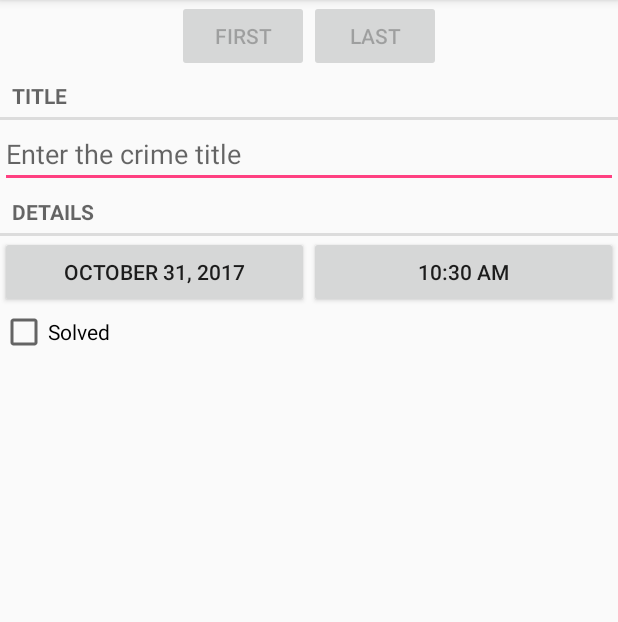
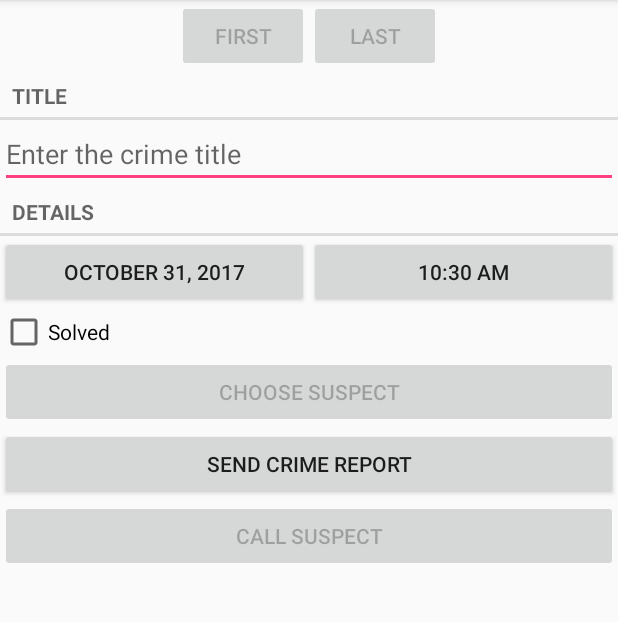
Before and after one commit to hatemsalem/CriminalIntent, an Android app: the screen it shows after launch (CrimePagerActivity), after a tap on "New Crime", on a phone screen of 412 x 824 dp, the part 84-706 px from its top. Run offline under Robolectric (Android 15) with nearby library versions, the phone set to English and light mode, and no system bars.

Commit message:
Implementing Chapter 15 & its challenges

```diff
--- a/app/src/main/AndroidManifest.xml
+++ b/app/src/main/AndroidManifest.xml
@@ -22,5 +22,6 @@
 
         </activity>
     </application>
-
+    <uses-permission android:name="android.permission.CALL_PHONE"/>
+    <uses-permission android:name="android.permission.READ_CONTACTS"/>
 </manifest>
--- a/app/src/main/java/com/itraters/criminalintent/Crime.java
+++ b/app/src/main/java/com/itraters/criminalintent/Crime.java
@@ -14,6 +14,8 @@ public class Crime
     private Date date;
     private boolean solved;
     private boolean requirePolice;
+    private String suspect;
+    private String suspectPhone;
 
     public Crime()
     {
@@ -69,4 +71,24 @@ public class Crime
     {
         this.requirePolice = requirePolice;
     }
+
+    public String getSuspect()
+    {
+        return suspect;
+    }
+
+    public void setSuspect(String suspect)
+    {
+        this.suspect = suspect;
+    }
+
+    public String getSuspectPhone()
+    {
+        return suspectPhone;
+    }
+
+    public void setSuspectPhone(String suspectPhone)
+    {
+        this.suspectPhone = suspectPhone;
+    }
 }
--- a/app/src/main/java/com/itraters/criminalintent/CrimeFragment.java
+++ b/app/src/main/java/com/itraters/criminalintent/CrimeFragment.java
@@ -2,13 +2,19 @@ package com.itraters.criminalintent;
 
 import android.app.Activity;
 import android.content.Intent;
+import android.content.pm.PackageManager;
+import android.database.Cursor;
+import android.net.Uri;
 import android.os.Bundle;
+import android.provider.ContactsContract;
 import android.support.annotation.Nullable;
 import android.support.v4.app.Fragment;
 import android.support.v4.app.FragmentManager;
+import android.support.v4.app.ShareCompat;
 import android.text.Editable;
 import android.text.TextWatcher;
 import android.text.format.DateFormat;
+import android.util.Log;
 import android.view.LayoutInflater;
 import android.view.Menu;
 import android.view.MenuInflater;
@@ -36,9 +42,13 @@ public class CrimeFragment extends Fragment
     private static final String DIALOG_TIME="DialogTime";
     private static final int REQUEST_DATE=0;
     private static final int REQUEST_TIME=1;
+    private static final int REQUEST_CONTACT=2;
     private Crime crime;
     private Button dateButton;
     private Button timeButton;
+    private Button reportButton;
+    private Button suspectButton;
+    private Button callSuspectButton;
     private EditText titleField;
     private CheckBox solvedCheckBox;
 
@@ -68,6 +78,51 @@ public class CrimeFragment extends Fragment
         View v=inflater.inflate(R.layout.fragment_crime,container,false);
         dateButton=(Button)v.findViewById(R.id.crimeDate);
         timeButton=(Button)v.findViewById(R.id.crimeTime);
+        suspectButton=(Button)v.findViewById(R.id.btnSuspect);
+        reportButton=(Button)v.findViewById(R.id.btnReport);
+        callSuspectButton=(Button)v.findViewById(R.id.btnCallSuspect);
+        final Intent pickContactIntent=new Intent(Intent.ACTION_PICK, ContactsContract.Contacts.CONTENT_URI);
+        PackageManager pm=getActivity().getPackageManager();
+        if(pm.resolveActivity(pickContactIntent,PackageManager.MATCH_DEFAULT_ONLY)==null)
+            suspectButton.setEnabled(false);
+
+        suspectButton.setOnClickListener(new OnClickListener()
+        {
+            @Override
+            public void onClick(View v)
+            {
+
+                startActivityForResult(pickContactIntent,REQUEST_CONTACT);
+
+
+            }
+        });
+        updateSuspect();
+        callSuspectButton.setOnClickListener(new OnClickListener()
+        {
+            @Override
+            public void onClick(View v)
+            {
+                Intent intent=new Intent(Intent.ACTION_CALL);
+                Uri number=Uri.parse("tel:"+crime.getSuspectPhone());
+                intent.setData(number);
+                startActivity(intent);
+
+            }
+        });
+        reportButton.setOnClickListener(new OnClickListener()
+        {
+            @Override
+            public void onClick(View v)
+            {
+                Intent intent=ShareCompat.IntentBuilder.from(getActivity())
+                        .setType("text/plain")
+                        .setText(getCrimeReport())
+                        .setSubject(getString(R.string.crimeReportSubject))
+                        .setChooserTitle(R.string.sendReport).createChooserIntent();
+                startActivity(intent);
+            }
+        });
         updateDate();
         dateButton.setOnClickListener(new OnClickListener()
         {
@@ -91,6 +146,7 @@ public class CrimeFragment extends Fragment
                 dialog.show(fm,DIALOG_TIME);
             }
         });
+
         titleField =(EditText) v.findViewById(R.id.crimeTitle);
         titleField.setText(crime.getTitle());
         titleField.addTextChangedListener(new TextWatcher()
@@ -160,26 +216,89 @@ public class CrimeFragment extends Fragment
     @Override
     public void onActivityResult(int requestCode, int resultCode, Intent data)
     {
-        if(resultCode== Activity.RESULT_OK && requestCode==REQUEST_DATE)
+        if(resultCode!=Activity.RESULT_OK)
+            return;
+        switch (requestCode)
         {
-            Date date=(Date)data.getSerializableExtra(DatePickerFragment.EXTRA_DATE);
-            crime.setDate(date);
-            updateDate();
-        }
-        else if(resultCode== Activity.RESULT_OK && requestCode==REQUEST_TIME)
-        {
-            Date date=(Date)data.getSerializableExtra(TimePickerFragment.EXTRA_TIME);
-            crime.setDate(date);
-            updateDate();
+            case REQUEST_DATE:
+                Date date=(Date)data.getSerializableExtra(DatePickerFragment.EXTRA_DATE);
+                crime.setDate(date);
+                updateDate();
+                break;
+            case REQUEST_TIME:
+                Date time=(Date)data.getSerializableExtra(TimePickerFragment.EXTRA_TIME);
+                crime.setDate(time);
+                updateDate();
+                break;
+            case REQUEST_CONTACT:
+                if(data!=null)
+                {
+                    Uri contactUri=data.getData();
+                    String queryFields[]=new String[]{ContactsContract.Contacts.DISPLAY_NAME,ContactsContract.Contacts._ID,ContactsContract.Contacts.HAS_PHONE_NUMBER};
+                    Cursor cursor=getActivity().getContentResolver().query(contactUri,queryFields,null,null,null);
+                    try
+                    {
+                        if(cursor.getCount()>0)
+                        {
+                            cursor.moveToFirst();
+                            crime.setSuspect(cursor.getString(0));
+                            String id=cursor.getString(1);
+                            String hasPhone=cursor.getString(2);
+                            if(hasPhone.equalsIgnoreCase("1"))
+                            {
+                                Cursor phones=getActivity().getContentResolver().query(ContactsContract.CommonDataKinds.Phone.CONTENT_URI,null,ContactsContract.CommonDataKinds.Phone.CONTACT_ID+" = "+id,null,null);
+                                phones.moveToFirst();
+                                crime.setSuspectPhone(phones.getString(phones.getColumnIndex("data1")));
+                            }
+                            else
+                            {
+                                crime.setSuspectPhone(null);
+                            }
+
+                            updateSuspect();
+                        }
+                    }
+                    finally
+                    {
+                        cursor.close();
+                    }
+                }
+                break;
         }
 
 
 //        super.onActivityResult(requestCode, resultCode, data);
 
     }
+
+    private void updateSuspect()
+    {
+        if(crime.getSuspect()!=null)
+        {
+            suspectButton.setText(crime.getSuspect());
+
+        }
+        if(crime.getSuspectPhone()!=null)
+        {
+            callSuspectButton.setEnabled(true);
+        }
+        else
+        {
+            callSuspectButton.setEnabled(false);
+        }
+    }
+
     private void updateDate()
     {
         dateButton.setText(DateFormat.getLongDateFormat(getActivity()).format(crime.getDate()));
         timeButton.setText(DateFormat.getTimeFormat(getActivity()).format(crime.getDate()));
     }
+    private  String getCrimeReport()
+    {
+        String solvedString=crime.isSolved()?getString(R.string.crimeReportSolved):getString(R.string.crimeReportUnsolved);
+        String suspectString=crime.getSuspect()==null?getString(R.string.crimeReportNoSuspect):getString(R.string.crimeReportSuspect,crime.getSuspect());
+        String crimeDate=DateFormat.format("EEE , MM dd",crime.getDate()).toString();
+        String report=getString(R.string.crimeReport,crime.getTitle(),crimeDate,solvedString,suspectString);
+        return report;
+    }
 }
--- a/app/src/main/java/com/itraters/criminalintent/DataManager.java
+++ b/app/src/main/java/com/itraters/criminalintent/DataManager.java
@@ -103,6 +103,9 @@ public class DataManager
         values.put(CrimeTable.Cols.TITLE,crime.getTitle());
         values.put(CrimeTable.Cols.DATE,crime.getDate().getTime());
         values.put(CrimeTable.Cols.SOLVED,crime.isSolved()?1:0);
+        values.put(CrimeTable.Cols.SUSPECT,crime.getSuspect());
+        values.put(CrimeTable.Cols.SUSPECT_PHONE,crime.getSuspectPhone());
+
         return  values;
     }
 }
--- a/app/src/main/java/com/itraters/criminalintent/db/CrimeBaseHelper.java
+++ b/app/src/main/java/com/itraters/criminalintent/db/CrimeBaseHelper.java
@@ -27,7 +27,9 @@ public class CrimeBaseHelper extends SQLiteOpenHelper
                 CrimeTable.Cols.UUID+", "+
                 CrimeTable.Cols.TITLE+", "+
                 CrimeTable.Cols.DATE+", "+
-                CrimeTable.Cols.SOLVED+")");
+                CrimeTable.Cols.SOLVED+", "+
+                CrimeTable.Cols.SUSPECT+", "+
+                CrimeTable.Cols.SUSPECT_PHONE+")");
     }
 
     @Override
--- a/app/src/main/java/com/itraters/criminalintent/db/CrimeCursorWrapper.java
+++ b/app/src/main/java/com/itraters/criminalintent/db/CrimeCursorWrapper.java
@@ -30,10 +30,12 @@ public class CrimeCursorWrapper extends CursorWrapper
         String title=getString(getColumnIndex(CrimeTable.Cols.TITLE));
         long date=getLong(getColumnIndex(CrimeTable.Cols.DATE));
         int isSolved=getInt(getColumnIndex(CrimeTable.Cols.SOLVED));
+        String suspect=getString(getColumnIndex(CrimeTable.Cols.SUSPECT));
         Crime crime=new Crime(UUID.fromString(uuidString));
         crime.setTitle(title);
         crime.setDate(new Date(date));
         crime.setSolved(isSolved!=0);
+        crime.setSuspect(suspect);
         return crime;
     }
 }
--- a/app/src/main/java/com/itraters/criminalintent/db/CrimeDbSchema.java
+++ b/app/src/main/java/com/itraters/criminalintent/db/CrimeDbSchema.java
@@ -15,6 +15,8 @@ public class CrimeDbSchema
             public static final String TITLE="title";
             public static final String DATE="date";
             public static final String SOLVED="solved";
+            public static final String SUSPECT="suspect";
+            public static final String SUSPECT_PHONE="suspectPhone";
         }
     }
 }
--- a/app/src/main/res/layout/fragment_crime.xml
+++ b/app/src/main/res/layout/fragment_crime.xml
@@ -50,4 +50,23 @@
         android:layout_width="match_parent"
         android:layout_height="wrap_content"
         android:text="@string/crimeSolvedLabel"/>
+
+    <Button
+        android:id="@+id/btnSuspect"
+        android:layout_width="match_parent"
+        android:layout_height="wrap_content"
+        android:text="@string/suspectButton"/>
+
+    <Button
+        android:id="@+id/btnReport"
+        android:layout_width="match_parent"
+        android:layout_height="wrap_content"
+        android:text="@string/reportButton"/>
+
+    <Button
+        android:id="@+id/btnCallSuspect"
+        android:layout_width="match_parent"
+        android:layout_height="wrap_content"
+        android:enabled="false"
+        android:text="@string/callSuspect"/>
 </LinearLayout>
--- a/app/src/main/res/values/strings.xml
+++ b/app/src/main/res/values/strings.xml
@@ -17,4 +17,15 @@
         <item quantity="one">%1$d crime</item>
         <item quantity="other">%1$d crimes</item>
     </plurals>
+    <string name="suspectButton">Choose Suspect</string>
+    <string name="reportButton">Send Crime Report</string>
+    <string name="crimeReport">%1$s!
+    The crime was discovered on %2$s. %3$s, and %4$s</string>
+    <string name="crimeReportSolved">The case is solved</string>
+    <string name="crimeReportUnsolved">The case is not solved</string>
+    <string name="crimeReportSuspect">The suspect is %s.</string>
+    <string name="crimeReportNoSuspect">There is no suspect</string>
+    <string name="crimeReportSubject">Criminal Intent Report</string>
+    <string name="sendReport">Send crime report via</string>
+    <string name="callSuspect">Call Suspect</string>
 </resources>
--- a/build.gradle
+++ b/build.gradle
@@ -5,7 +5,7 @@ buildscript {
         jcenter()
     }
     dependencies {
-        classpath 'com.android.tools.build:gradle:2.3.3'
+        classpath 'com.android.tools.build:gradle:3.0.0'
 
         // NOTE: Do not place your application dependencies here; they belong
         // in the individual module build.gradle files
```
Also changed, not shown: gradle/wrapper/gradle-wrapper.properties.
